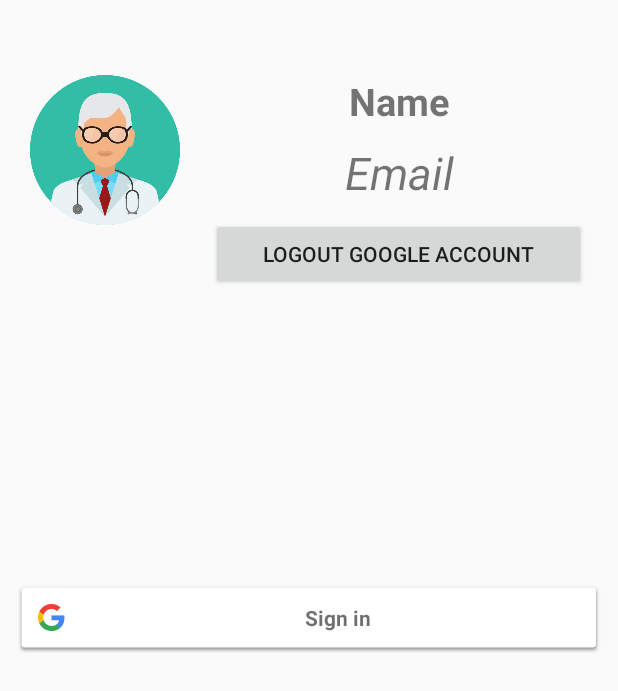
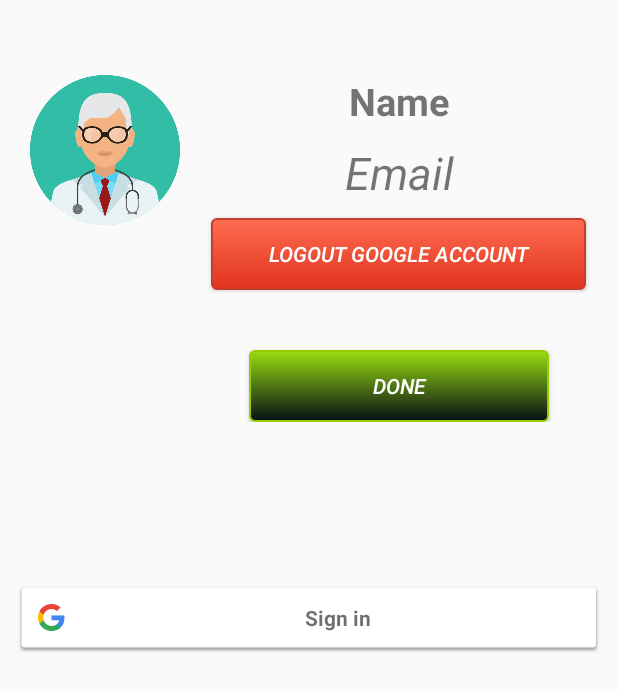
Before and after one commit to 5ran6/Med-Manager, an Android app: the layout fragment_profile.xml on its own in the app's theme, with its tools: preview values and no code run, on a phone screen of 412 x 824 dp. Shown: the top 691 px of the screen. Run offline under Robolectric (Android 15) with nearby library versions, the phone set to English and light mode, and no system bars.

Commit message:
Google Login and profile activity done

```diff
--- a/app/src/main/res/layout/fragment_profile.xml
+++ b/app/src/main/res/layout/fragment_profile.xml
@@ -49,13 +49,25 @@
                 android:layout_width="250dp"
                 android:layout_height="wrap_content"
                 android:layout_gravity="center"
+                android:background="@drawable/custom_btn_orange"
                 android:gravity="center"
-                android:text="LOGOUT GOOGLE ACCOUNT" />
+                android:text="LOGOUT GOOGLE ACCOUNT"
+                android:textColor="@color/White"
+                android:textStyle="italic" />
 
             <View
                 android:layout_width="match_parent"
                 android:layout_height="40dp" />
 
+            <Button
+                android:id="@+id/done"
+                android:layout_width="200dp"
+                android:layout_height="wrap_content"
+                android:layout_gravity="center"
+                android:background="@drawable/custom_btn_green_pearl"
+                android:text="Done"
+                android:textColor="@color/White"
+                android:textStyle="italic" />
 
         </LinearLayout>
 
```
Also changed, not shown: app/src/main/java/project/alc/com/med_manager/others/Profile.java (+9 -1 lines).
